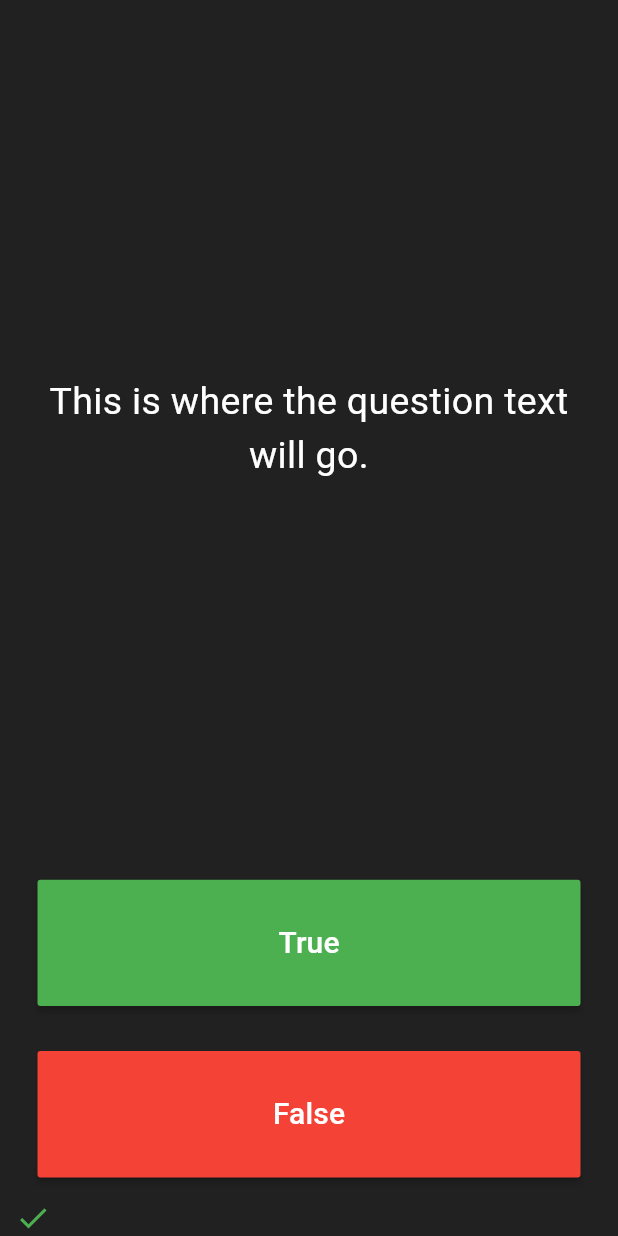
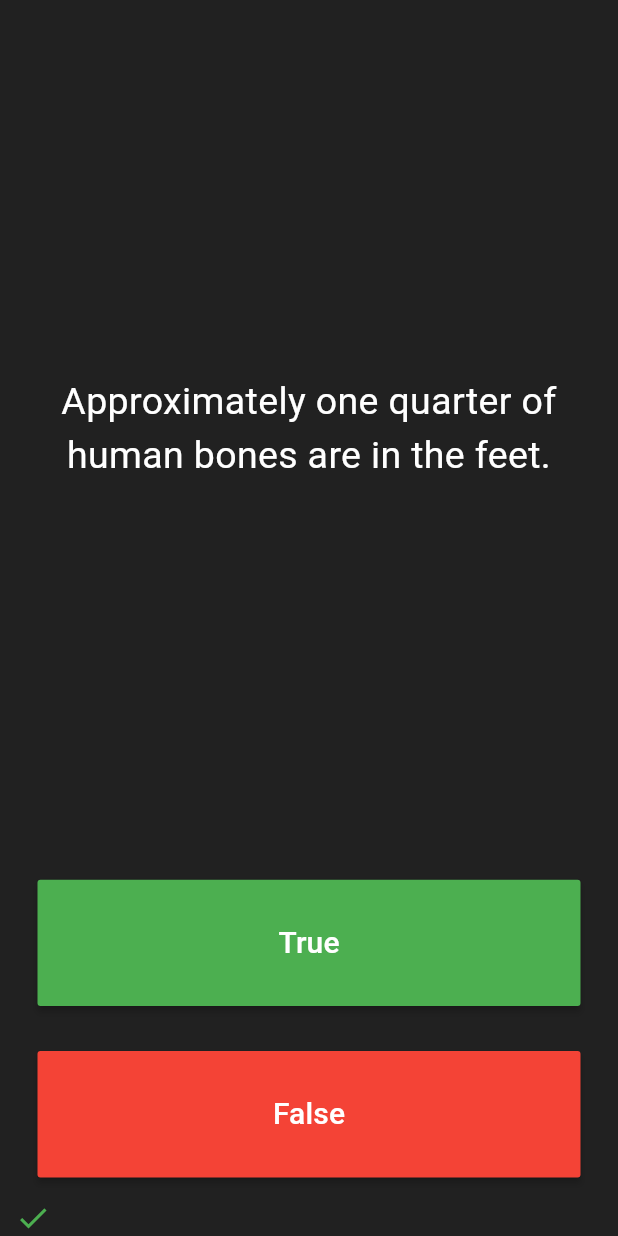
Before and after one commit to gokmentas/quizzler, a Flutter app: the screen it shows after launch, after a tap on "True", on a phone screen of 412 x 824 dp. Run offline on Flutter 3.47's test engine with Material 3 defaults, Android fonts, the phone set to English and light mode, and no system bars.

Commit message:
Update main.dart

```diff
--- a/lib/main.dart
+++ b/lib/main.dart
@@ -32,19 +32,34 @@ class QuizPage extends StatefulWidget {
 
 class _QuizPageState extends State<QuizPage> {
   List<Icon> scoreKeeper = [];
+  List<String> questions = [
+    'You can lead a cow down stairs but not up stairs.',
+    'Approximately one quarter of human bones are in the feet.',
+    'A slug\'s blood is green.',
+    'Buzz Aldrin\'s mother\'s maiden name was \"Moon\".',
+    'It is illegal to pee in the Ocean in Portugal.',
+    'No piece of square dry paper can be folded in half more than 7 times.',
+    'In London, UK, if you happen to die in the House of Parliament, you are technically entitled to a state funeral, because the building is considered too sacred a place.',
+    'The loudest sound produced by any animal is 188 decibels. That animal is the African Elephant.',
+    'The total surface area of two human lungs is approximately 70 square metres.',
+    'Google was originally called \"Backrub\".',
+    'Chocolate affects a dog\'s heart and nervous system; a few ounces are enough to kill a small dog.',
+    'In West Virginia, USA, if you accidentally hit an animal with your car, you are free to take it home to eat.'
+  ];
+  int questionNumber = 0;
 
   @override
   Widget build(BuildContext context) {
     return Column(
       crossAxisAlignment: CrossAxisAlignment.stretch,
       children: [
-        const Expanded(
+        Expanded(
           flex: 5,
           child: Padding(
             padding: EdgeInsets.all(10.0),
             child: Center(
               child: Text(
-                'This is where the question text will go.',
+                questions[questionNumber],
                 textAlign: TextAlign.center,
                 style: TextStyle(
                   color: Colors.white,
@@ -61,12 +76,15 @@ class _QuizPageState extends State<QuizPage> {
               color: Colors.green,
               onPressed: () {
                 setState(() {
+                  if (questionNumber < 11) {
                     scoreKeeper.add(
                       const Icon(
                         Icons.check,
                         color: Colors.green,
                       ),
                     );
+                    questionNumber++;
+                  }
                 });
               },
               child: const Text(
@@ -86,12 +104,15 @@ class _QuizPageState extends State<QuizPage> {
               color: Colors.red,
               onPressed: () {
                 setState(() {
+                  if (questionNumber < 11) {
                     scoreKeeper.add(
                       const Icon(
                         Icons.close,
                         color: Colors.red,
                       ),
                     );
+                    questionNumber++;
+                  }
                 });
               },
               child: const Text(
```
Lines whose indentation alone changed are shown as unchanged.
